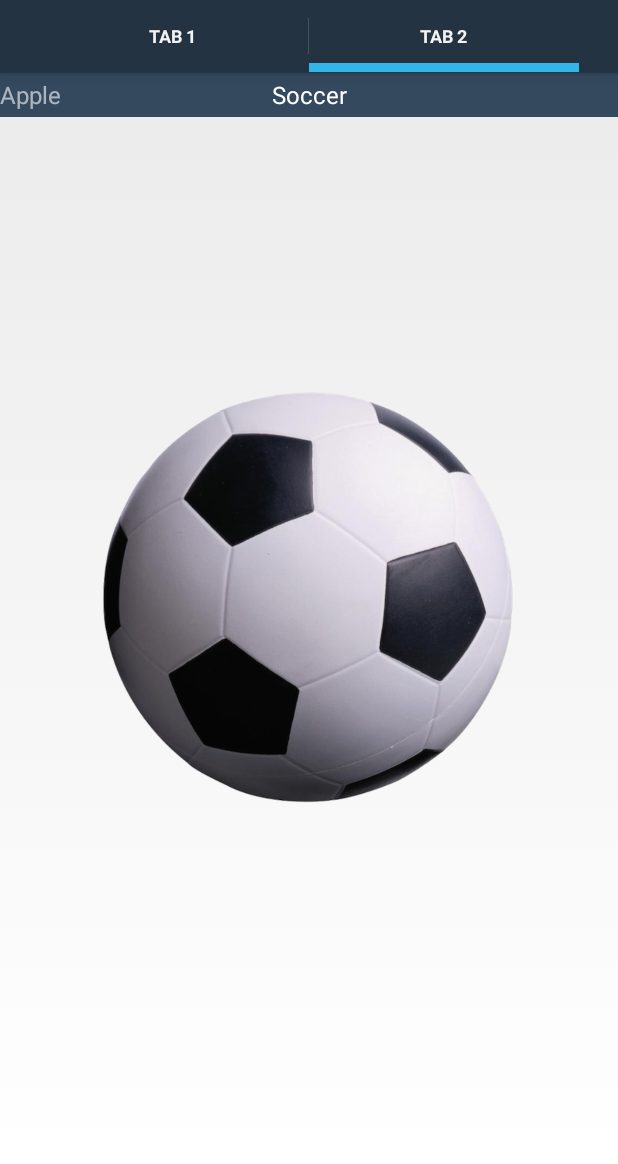
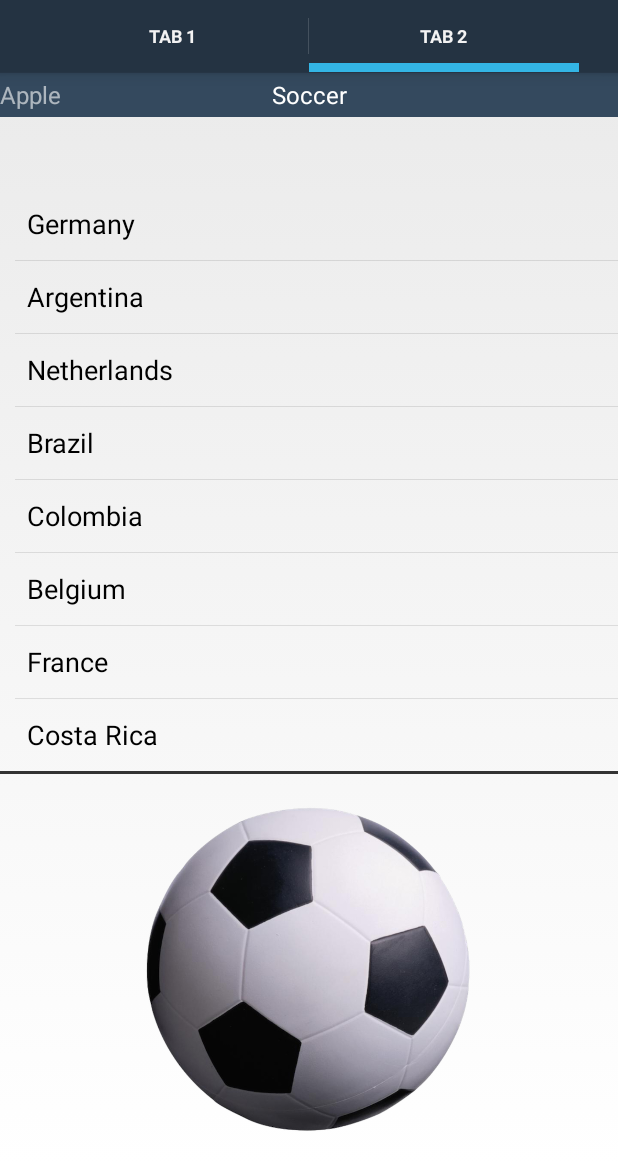
Before and after one commit to jinkim608/reach.io, an Android app: the screen it shows after launch (MainActivity), tab 2 chosen, on a phone screen of 412 x 824 dp, the part 72-1236 px from its top. Run offline under Robolectric (Android 15) with nearby library versions, the phone set to English and light mode, and no system bars; libraries missing offline, so code that uses them is left out: com.squareup.otto; 1 statement that could not run was skipped.

Commit message:
Implemented swipe up and down for scrolling list view

```diff
--- a/reachiodemo/app/src/main/java/io/reach/reachiodemo/App.java
+++ b/reachiodemo/app/src/main/java/io/reach/reachiodemo/App.java
@@ -17,6 +17,9 @@ public class App extends Application {
     public float movementRate;
     public final long RESET_DELAY = 3000; // delay in ms before resetting indicators
 
+    public int swipeLengHorizontal;
+    public int swipeLengVertical;
+
     private App() {
 
         /* dimension variables */
@@ -28,6 +31,10 @@ public class App extends Application {
         thumbSize = 131;
 
         movementRate = 2.0f;
+
+        swipeLengHorizontal = 150;
+        swipeLengVertical = 50;
+
     }
 
 
@@ -40,7 +47,9 @@ public class App extends Application {
 
     public static enum SwipeDirection {
         Left,
-        Right;
+        Right,
+        Up,
+        Down;
 
     }
 }
--- a/reachiodemo/app/src/main/java/io/reach/reachiodemo/ui/SecondFragment.java
+++ b/reachiodemo/app/src/main/java/io/reach/reachiodemo/ui/SecondFragment.java
@@ -5,6 +5,14 @@ import android.os.Bundle;
 import android.view.LayoutInflater;
 import android.view.View;
 import android.view.ViewGroup;
+import android.widget.ArrayAdapter;
+import android.widget.ListView;
+
+import java.lang.reflect.Array;
+import java.util.ArrayList;
+import java.util.Collections;
+import java.util.List;
+import java.util.Map;
 
 import io.reach.reachiodemo.R;
 
@@ -13,6 +21,7 @@ import io.reach.reachiodemo.R;
  */
 public class SecondFragment extends android.support.v4.app.Fragment {
     Activity mActivity;
+    private List<Map<String, Object>> data;
 
     @Override
     public void onAttach(Activity act) {
@@ -31,6 +40,36 @@ public class SecondFragment extends android.support.v4.app.Fragment {
         View view = inflater.inflate(R.layout.fragment_second, container, false);
 
 
+        List<String> arr = new ArrayList<String>();
+
+        //List of Items
+        String[] name_of_bookmarks = {
+                "Germany",
+                "Argentina",
+                "Netherlands",
+                "Brazil",
+                "Colombia",
+                "Belgium",
+                "France",
+                "Costa Rica"
+        };
+
+        //Create your List object for the ArrayAdapter
+        //and make it the same size as name_of_books
+        List<String> listBookmarks = new ArrayList<String>(Array.getLength(name_of_bookmarks));
+
+        //Add name_of_bookmarks contents to listBookmarks
+        Collections.addAll(listBookmarks, name_of_bookmarks);
+
+        //Create an ArrayAdapter passing it the Context, a generic list item and your list
+        //An alternative to "this" would be "getApplicationContext()" from your main activity
+        //or "getActivity()" from a fragment. "getBaseContext()" is not recommended.
+        ArrayAdapter arrayAdapter = new ArrayAdapter(getActivity(), android.R.layout.simple_list_item_1, listBookmarks);
+
+        //Set the adapter to your ListView
+        ListView lvSoccer = (ListView) view.findViewById(R.id.lv_soccer);
+        lvSoccer.setAdapter(arrayAdapter);
+
         return view;
     }
 }
--- a/reachiodemo/app/src/main/res/layout/fragment_second.xml
+++ b/reachiodemo/app/src/main/res/layout/fragment_second.xml
@@ -1,14 +1,32 @@
 <?xml version="1.0" encoding="utf-8"?>
-<LinearLayout xmlns:android="http://schemas.android.com/apk/res/android"
+<RelativeLayout xmlns:android="http://schemas.android.com/apk/res/android"
     android:orientation="vertical"
     android:layout_width="match_parent"
     android:layout_height="match_parent">
 
-
     <ImageView
+        android:id="@+id/iv_soccer"
+        android:layout_alignParentBottom="true"
         android:layout_margin="20dp"
         android:layout_width="match_parent"
-        android:layout_height="wrap_content"
+        android:layout_height="220dp"
         android:scaleType="fitCenter"
         android:src="@drawable/soccer" />
-</LinearLayout>
+
+    <View
+        android:id="@+id/divider"
+        android:layout_above="@id/iv_soccer"
+        android:layout_width="match_parent"
+        android:layout_height="2dp"
+        android:background="#333" />
+
+
+    <ListView
+        android:id="@+id/lv_soccer"
+        android:layout_above="@id/divider"
+        android:paddingLeft="10dp"
+        android:layout_width="match_parent"
+        android:layout_height="wrap_content" />
+
+
+</RelativeLayout>
```
Also changed, not shown: reachiodemo/app/src/main/java/io/reach/reachiodemo/Bus/RegionSwipeDownEvent.java (added, +14 -0 lines), reachiodemo/app/src/main/java/io/reach/reachiodemo/Bus/RegionSwipeUpEvent.java (added, +14 -0 lines), reachiodemo/app/src/main/java/io/reach/reachiodemo/GlobalTouchService.java (+16 -1 lines), reachiodemo/app/src/main/java/io/reach/reachiodemo/MainActivity.java (+105 -9 lines).
